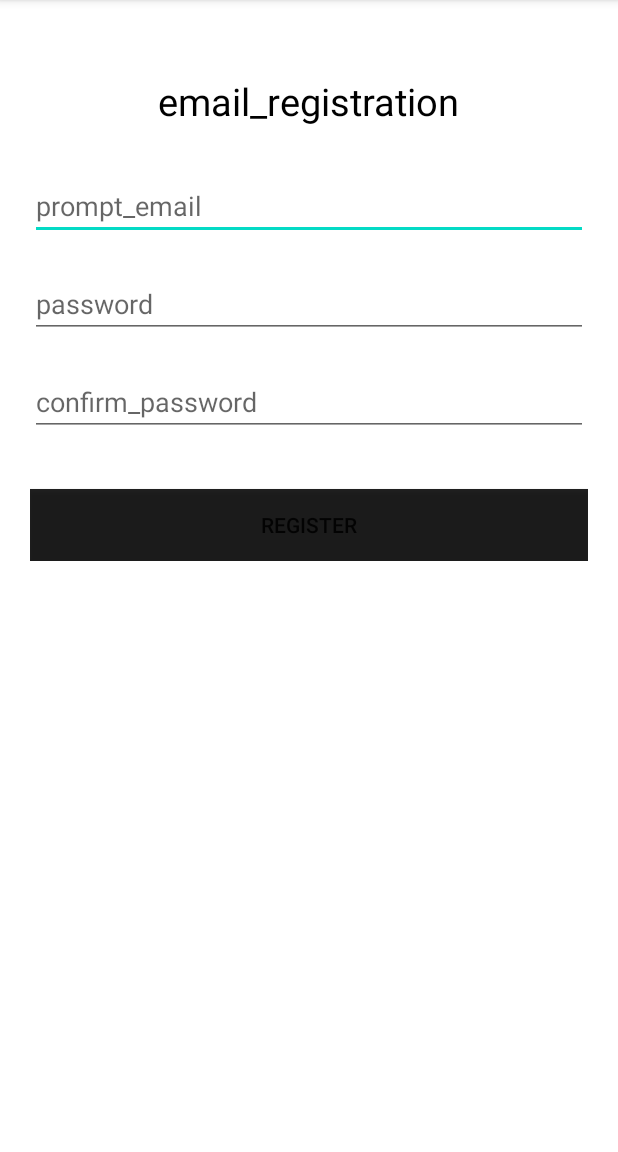
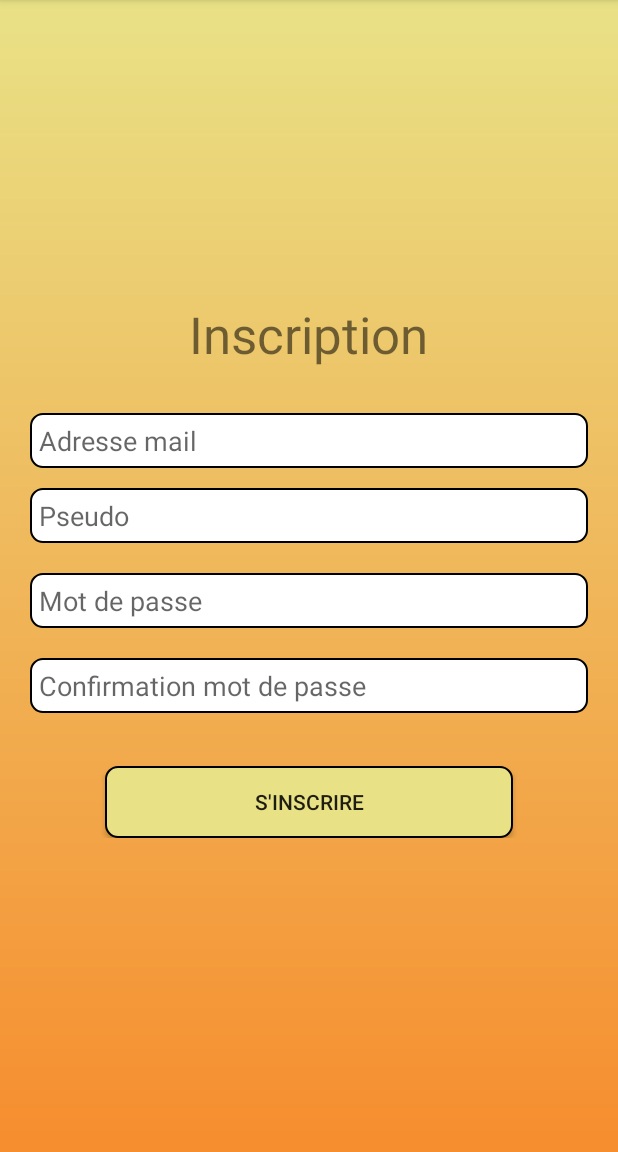
Before and after one commit to Jemery-Dev/Coral-Map, an Android app: the Registration screen opened directly, with no data from a screen before it, on a phone screen of 412 x 824 dp, the part 84-1236 px from its top. Run offline under Robolectric (Android 15) with nearby library versions, the phone set to English and light mode, and no system bars; our stand-ins replace Firebase (no records; nobody signed in at launch, a user with empty details on screens opened directly).

Commit message:
page connexion et inscription fini

```diff
--- a/app/src/main/java/com/example/coralmap/ui/Registration.java
+++ b/app/src/main/java/com/example/coralmap/ui/Registration.java
@@ -35,7 +35,7 @@ public class Registration extends AppCompatActivity implements
     private static final String TAG = "Registration";
 
     //widgets
-    private EditText mEmail, mPassword, mConfirmPassword;
+    private EditText mEmail, mUsername, mPassword, mConfirmPassword;
     private ProgressBar mProgressBar;
 
     //vars
@@ -47,6 +47,7 @@ public class Registration extends AppCompatActivity implements
         super.onCreate(savedInstanceState);
         setContentView(R.layout.activity_register);
         mEmail = (EditText) findViewById(R.id.input_email);
+        mUsername = (EditText) findViewById(R.id.input_username);
         mPassword = (EditText) findViewById(R.id.input_password);
         mConfirmPassword = (EditText) findViewById(R.id.input_confirm_password);
         mProgressBar = (ProgressBar) findViewById(R.id.progressBar);
@@ -78,7 +79,7 @@ public class Registration extends AppCompatActivity implements
 
                                 Utilisateur user = new Utilisateur();
                                 user.setEmail(email);
-                                user.setUsername(email.substring(0, email.indexOf("@")));
+                                user.setUsername(mUsername.getText().toString());
                                 user.setUser_id(FirebaseAuth.getInstance().getUid());
 
                                 FirebaseFirestoreSettings settings = new FirebaseFirestoreSettings.Builder()
--- /dev/null
+++ b/app/src/main/res/drawable/button_background.xml
@@ -0,0 +1,9 @@
+<!-- res/drawable/edit_text_background.xml -->
+<shape xmlns:android="http://schemas.android.com/apk/res/android"
+    android:shape="rectangle">
+    <solid android:color="#e9e186" />
+    <stroke
+        android:width="1dp"
+        android:color="#000000" />
+    <corners android:radius="8dp" />
+</shape>
--- /dev/null
+++ b/app/src/main/res/drawable/edit_text_background.xml
@@ -0,0 +1,9 @@
+<!-- res/drawable/edit_text_background.xml -->
+<shape xmlns:android="http://schemas.android.com/apk/res/android"
+    android:shape="rectangle">
+    <solid android:color="#FFFFFF" />
+    <stroke
+        android:width="1dp"
+        android:color="#000000" />
+    <corners android:radius="8dp" />
+</shape>
--- /dev/null
+++ b/app/src/main/res/drawable/gradientbackground.xml
@@ -0,0 +1,9 @@
+<!-- res/drawable/gradient_background.xml -->
+<shape xmlns:android="http://schemas.android.com/apk/res/android"
+    android:shape="rectangle">
+    <gradient
+        android:startColor="#f68d2e"
+        android:endColor="#e9e186"
+        android:type="linear"
+        android:angle="90"/>
+</shape>
--- a/app/src/main/res/layout/activity_register.xml
+++ b/app/src/main/res/layout/activity_register.xml
@@ -3,11 +3,13 @@
     xmlns:android="http://schemas.android.com/apk/res/android"
     android:layout_width="match_parent"
     android:layout_height="match_parent"
+    android:background="@drawable/gradientbackground"
     >
 
     <ScrollView
         android:layout_width="match_parent"
-        android:layout_height="match_parent">
+        android:layout_height="match_parent"
+        android:layout_marginTop="150dp">
         <RelativeLayout
             android:layout_width="match_parent"
             android:layout_height="wrap_content">
@@ -22,9 +24,8 @@
                 <TextView
                     android:layout_width="wrap_content"
                     android:layout_height="wrap_content"
-                    android:text="@string/email_registration"
-                    android:textSize="25sp"
-                    android:textColor="@color/black"
+                    android:text="@string/inscription"
+                    android:textSize="34sp"
                     android:layout_centerHorizontal="true"
                     android:layout_marginTop="30dp"
                     android:id="@+id/textEmailReg"/>
@@ -35,8 +36,22 @@
                     android:layout_width="match_parent"
                     android:layout_height="wrap_content"
                     android:layout_marginTop="30dp"
+                    android:padding="6dp"
+                    android:background="@drawable/edit_text_background"
                     android:inputType="textEmailAddress"
-                    android:hint="@string/prompt_email"
+                    android:hint="@string/adresse_mail"
+                    android:layout_below="@+id/textEmailReg"/>
+
+
+                <EditText
+                    android:id="@+id/input_username"
+                    android:layout_width="match_parent"
+                    android:layout_height="wrap_content"
+                    android:padding="6dp"
+                    android:layout_marginTop="80dp"
+                    android:background="@drawable/edit_text_background"
+                    android:inputType="textEmailAddress"
+                    android:hint="Pseudo"
                     android:layout_below="@+id/textEmailReg"/>
 
 
@@ -44,9 +59,11 @@
                     android:id="@+id/input_password"
                     android:layout_width="match_parent"
                     android:layout_height="wrap_content"
-                    android:layout_marginTop="20dp"
+                    android:layout_marginTop="70dp"
+                    android:padding="6dp"
                     android:inputType="textPassword"
-                    android:hint="@string/password"
+                    android:background="@drawable/edit_text_background"
+                    android:hint="@string/mot_de_passe"
                     android:layout_below="@+id/input_email"/>
 
                 <EditText
@@ -55,7 +72,9 @@
                     android:layout_height="wrap_content"
                     android:layout_marginTop="20dp"
                     android:inputType="textPassword"
-                    android:hint="@string/confirm_password"
+                    android:background="@drawable/edit_text_background"
+                    android:padding="6dp"
+                    android:hint="@string/confirmation_mot_de_passe"
                     android:layout_below="@+id/input_password"/>
 
 
@@ -65,8 +84,9 @@
                     android:layout_height="wrap_content"
                     android:layout_marginTop="35dp"
                     android:layout_below="@+id/input_confirm_password"
-                    android:text="@string/register"
-                    android:background="@color/common_google_signin_btn_text_light_pressed"/>
+                    android:text="@string/s_inscrire"
+                    android:layout_marginHorizontal="50dp"
+                    android:background="@drawable/button_background"/>
 
 
             </RelativeLayout>
--- a/app/src/main/res/values/strings.xml
+++ b/app/src/main/res/values/strings.xml
@@ -12,4 +12,12 @@
     <string name="confirm_password">confirm_password</string>
     <string name="email_registration">email_registration</string>
     <string name="collection_users">users</string>
+    <string name="se_connecter">Se connecter</string>
+    <string name="adresse_mail">Adresse mail</string>
+    <string name="mot_de_passe">Mot de passe</string>
+    <string name="tu_n_as_pas_de_compte_inscrits_toi">Tu n\'as pas de compte ? Inscrits toi</string>
+    <string name="connexion">Connexion</string>
+    <string name="inscription">Inscription</string>
+    <string name="confirmation_mot_de_passe">Confirmation mot de passe</string>
+    <string name="s_inscrire">S\'inscrire</string>
 </resources>
```
Also changed, not shown: app/src/main/res/layout/activity_login.xml (+44 -21 lines).
